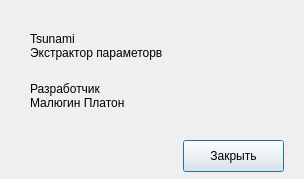
Qt form src/Tsunami/AboutDialog.ui (maluginp/Tsunami) before a commit.
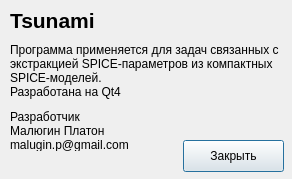
The same form after that commit.

Patch:
```diff
--- a/src/Tsunami/AboutDialog.ui
+++ b/src/Tsunami/AboutDialog.ui
@@ -6,7 +6,7 @@
    <rect>
     <x>0</x>
     <y>0</y>
-    <width>304</width>
+    <width>292</width>
     <height>179</height>
    </rect>
   </property>
@@ -16,29 +16,33 @@
   <widget class="QLabel" name="label">
    <property name="geometry">
     <rect>
-     <x>30</x>
-     <y>20</y>
-     <width>181</width>
-     <height>51</height>
+     <x>10</x>
+     <y>40</y>
+     <width>271</width>
+     <height>61</height>
     </rect>
    </property>
    <property name="text">
-    <string>Tsunami
-Экстрактор параметорв</string>
+    <string>Программа применяется для задач связанных с экстракцией SPICE-параметров из компактных SPICE-моделей.
+Разработана на Qt4 </string>
+   </property>
+   <property name="wordWrap">
+    <bool>true</bool>
    </property>
   </widget>
   <widget class="QLabel" name="label_2">
    <property name="geometry">
     <rect>
-     <x>30</x>
-     <y>70</y>
-     <width>181</width>
-     <height>51</height>
+     <x>10</x>
+     <y>110</y>
+     <width>131</width>
+     <height>41</height>
     </rect>
    </property>
    <property name="text">
     <string>Разработчик
-Малюгин Платон</string>
+Малюгин Платон
+malugin.p@gmail.com</string>
    </property>
   </widget>
   <widget class="QPushButton" name="closeButton">
@@ -54,6 +58,30 @@
     <string>Закрыть</string>
    </property>
   </widget>
+  <widget class="QLabel" name="label_3">
+   <property name="geometry">
+    <rect>
+     <x>10</x>
+     <y>10</y>
+     <width>231</width>
+     <height>21</height>
+    </rect>
+   </property>
+   <property name="font">
+    <font>
+     <family>Tahoma</family>
+     <pointsize>16</pointsize>
+     <weight>75</weight>
+     <bold>true</bold>
+    </font>
+   </property>
+   <property name="text">
+    <string>Tsunami</string>
+   </property>
+   <property name="scaledContents">
+    <bool>true</bool>
+   </property>
+  </widget>
  </widget>
  <resources/>
  <connections/>
```
